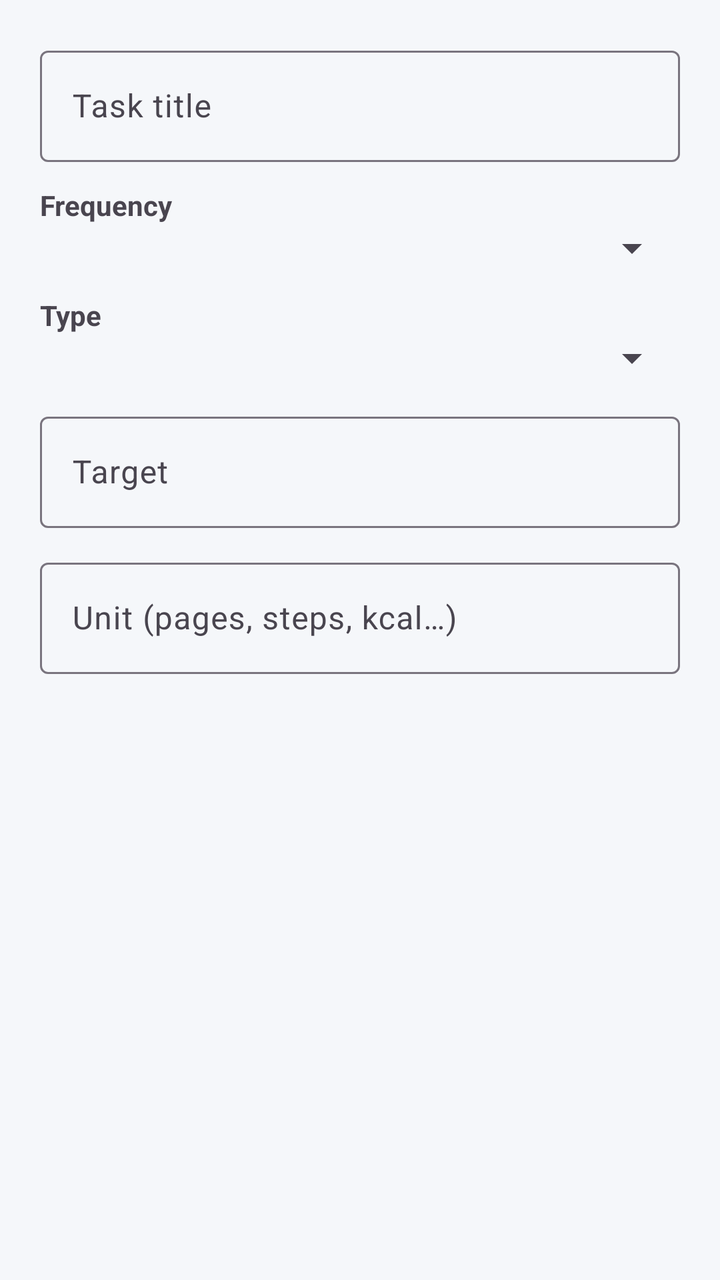
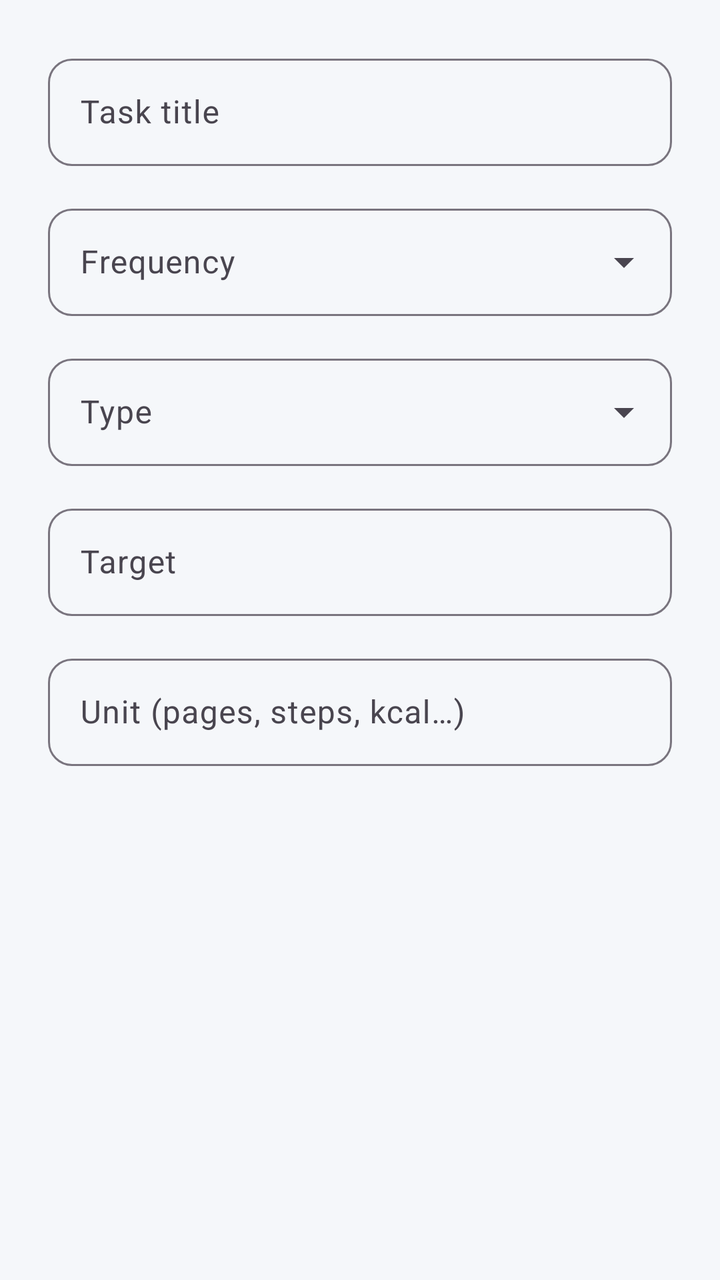

Two renders of the same Android screen: before a commit and after it. Below are the layout's source before the change and the commit's diff.
<!-- AndroidManifest.xml: application theme Theme.TakeControl -->
<!-- res/layout/dialog_add_task.xml -->
<?xml version="1.0" encoding="utf-8"?>
<ScrollView xmlns:android="http://schemas.android.com/apk/res/android"
    android:layout_width="match_parent"
    android:layout_height="wrap_content">

    <LinearLayout
        android:layout_width="match_parent"
        android:layout_height="wrap_content"
        android:orientation="vertical"
        android:padding="20dp">

        <com.google.android.material.textfield.TextInputLayout
            android:layout_width="match_parent"
            android:layout_height="wrap_content"
            android:layout_marginBottom="12dp">

            <com.google.android.material.textfield.TextInputEditText
                android:id="@+id/taskTitleInput"
                android:layout_width="match_parent"
                android:layout_height="wrap_content"
                android:hint="@string/task_title" />
        </com.google.android.material.textfield.TextInputLayout>

        <TextView
            android:layout_width="wrap_content"
            android:layout_height="wrap_content"
            android:text="@string/task_frequency"
            android:textStyle="bold" />

        <Spinner
            android:id="@+id/frequencySpinner"
            android:layout_width="match_parent"
            android:layout_height="wrap_content"
            android:layout_marginBottom="12dp" />

        <TextView
            android:layout_width="wrap_content"
            android:layout_height="wrap_content"
            android:text="@string/task_type"
            android:textStyle="bold" />

        <Spinner
            android:id="@+id/typeSpinner"
            android:layout_width="match_parent"
            android:layout_height="wrap_content"
            android:layout_marginBottom="12dp" />

        <com.google.android.material.textfield.TextInputLayout
            android:id="@+id/targetLayout"
            android:layout_width="match_parent"
            android:layout_height="wrap_content"
            android:layout_marginBottom="12dp">

            <com.google.android.material.textfield.TextInputEditText
                android:id="@+id/targetInput"
                android:layout_width="match_parent"
                android:layout_height="wrap_content"
                android:hint="@string/target_value"
                android:inputType="numberDecimal" />
        </com.google.android.material.textfield.TextInputLayout>

        <com.google.android.material.textfield.TextInputLayout
            android:id="@+id/unitLayout"
            android:layout_width="match_parent"
            android:layout_height="wrap_content"
            android:layout_marginBottom="12dp">

            <com.google.android.material.textfield.TextInputEditText
                android:id="@+id/unitInput"
                android:layout_width="match_parent"
                android:layout_height="wrap_content"
                android:hint="@string/unit" />
        </com.google.android.material.textfield.TextInputLayout>
    </LinearLayout>
</ScrollView>
<!-- resources referenced by this layout -->
<resources>
  <string name="target_value">Target</string>
  <string name="task_frequency">Frequency</string>
  <string name="task_title">Task title</string>
  <string name="task_type">Type</string>
  <string name="unit">Unit (pages, steps, kcal…)</string>
  <style name="Theme.TakeControl" parent="Theme.Material3.Light.NoActionBar">
          <item name="colorPrimary">@color/primary</item>
          <item name="colorPrimaryDark">@color/primary_dark</item>
          <item name="colorSecondary">@color/secondary</item>
          <item name="android:statusBarColor">@android:color/transparent</item>
          <item name="android:windowLightStatusBar">false</item>
          <item name="android:windowBackground">@color/background</item>
      </style>
  <color name="primary">#1B5E73</color>
  <color name="primary_dark">#0F3D4D</color>
  <color name="secondary">#4CAF93</color>
  <color name="background">#F5F7FA</color>
</resources>

<!-- the commit's change to res/layout/dialog_add_task.xml (unified diff, before → after) -->
@@ -1,5 +1,6 @@
 <?xml version="1.0" encoding="utf-8"?>
 <ScrollView xmlns:android="http://schemas.android.com/apk/res/android"
+    xmlns:app="http://schemas.android.com/apk/res-auto"
     android:layout_width="match_parent"
     android:layout_height="wrap_content">
 
@@ -7,69 +8,101 @@
         android:layout_width="match_parent"
         android:layout_height="wrap_content"
         android:orientation="vertical"
-        android:padding="20dp">
+        android:padding="24dp">
 
         <com.google.android.material.textfield.TextInputLayout
+            style="@style/Widget.Material3.TextInputLayout.OutlinedBox"
             android:layout_width="match_parent"
             android:layout_height="wrap_content"
-            android:layout_marginBottom="12dp">
+            android:layout_marginBottom="16dp"
+            app:boxCornerRadiusBottomEnd="12dp"
+            app:boxCornerRadiusBottomStart="12dp"
+            app:boxCornerRadiusTopEnd="12dp"
+            app:boxCornerRadiusTopStart="12dp">
 
             <com.google.android.material.textfield.TextInputEditText
                 android:id="@+id/taskTitleInput"
                 android:layout_width="match_parent"
                 android:layout_height="wrap_content"
-                android:hint="@string/task_title" />
+                android:hint="@string/task_title"
+                android:paddingVertical="16dp" />
         </com.google.android.material.textfield.TextInputLayout>
 
-        <TextView
-            android:layout_width="wrap_content"
-            android:layout_height="wrap_content"
-            android:text="@string/task_frequency"
-            android:textStyle="bold" />
-
-        <Spinner
-            android:id="@+id/frequencySpinner"
+        <com.google.android.material.textfield.TextInputLayout
+            style="@style/Widget.Material3.TextInputLayout.OutlinedBox.ExposedDropdownMenu"
             android:layout_width="match_parent"
             android:layout_height="wrap_content"
-            android:layout_marginBottom="12dp" />
+            android:layout_marginBottom="16dp"
+            android:hint="@string/task_frequency"
+            app:boxCornerRadiusBottomEnd="12dp"
+            app:boxCornerRadiusBottomStart="12dp"
+            app:boxCornerRadiusTopEnd="12dp"
+            app:boxCornerRadiusTopStart="12dp">
 
-        <TextView
-            android:layout_width="wrap_content"
-            android:layout_height="wrap_content"
-            android:text="@string/task_type"
-            android:textStyle="bold" />
+            <AutoCompleteTextView
+                android:id="@+id/frequencySpinner"
+                android:layout_width="match_parent"
+                android:layout_height="wrap_content"
+                android:inputType="none"
+                android:paddingVertical="16dp" />
+        </com.google.android.material.textfield.TextInputLayout>
 
-        <Spinner
-            android:id="@+id/typeSpinner"
+        <com.google.android.material.textfield.TextInputLayout
+            style="@style/Widget.Material3.TextInputLayout.OutlinedBox.ExposedDropdownMenu"
             android:layout_width="match_parent"
             android:layout_height="wrap_content"
-            android:layout_marginBottom="12dp" />
+            android:layout_marginBottom="16dp"
+            android:hint="@string/task_type"
+            app:boxCornerRadiusBottomEnd="12dp"
+            app:boxCornerRadiusBottomStart="12dp"
+            app:boxCornerRadiusTopEnd="12dp"
+            app:boxCornerRadiusTopStart="12dp">
+
+            <AutoCompleteTextView
+                android:id="@+id/typeSpinner"
+                android:layout_width="match_parent"
+                android:layout_height="wrap_content"
+                android:inputType="none"
+                android:paddingVertical="16dp" />
+        </com.google.android.material.textfield.TextInputLayout>
 
         <com.google.android.material.textfield.TextInputLayout
             android:id="@+id/targetLayout"
+            style="@style/Widget.Material3.TextInputLayout.OutlinedBox"
             android:layout_width="match_parent"
             android:layout_height="wrap_content"
-            android:layout_marginBottom="12dp">
+            android:layout_marginBottom="16dp"
+            app:boxCornerRadiusBottomEnd="12dp"
+            app:boxCornerRadiusBottomStart="12dp"
+            app:boxCornerRadiusTopEnd="12dp"
+            app:boxCornerRadiusTopStart="12dp">
 
             <com.google.android.material.textfield.TextInputEditText
                 android:id="@+id/targetInput"
                 android:layout_width="match_parent"
                 android:layout_height="wrap_content"
                 android:hint="@string/target_value"
-                android:inputType="numberDecimal" />
+                android:inputType="numberDecimal"
+                android:paddingVertical="16dp" />
         </com.google.android.material.textfield.TextInputLayout>
 
         <com.google.android.material.textfield.TextInputLayout
             android:id="@+id/unitLayout"
+            style="@style/Widget.Material3.TextInputLayout.OutlinedBox"
             android:layout_width="match_parent"
             android:layout_height="wrap_content"
-            android:layout_marginBottom="12dp">
+            android:layout_marginBottom="16dp"
+            app:boxCornerRadiusBottomEnd="12dp"
+            app:boxCornerRadiusBottomStart="12dp"
+            app:boxCornerRadiusTopEnd="12dp"
+            app:boxCornerRadiusTopStart="12dp">
 
             <com.google.android.material.textfield.TextInputEditText
                 android:id="@+id/unitInput"
                 android:layout_width="match_parent"
                 android:layout_height="wrap_content"
-                android:hint="@string/unit" />
+                android:hint="@string/unit"
+                android:paddingVertical="16dp" />
         </com.google.android.material.textfield.TextInputLayout>
     </LinearLayout>
 </ScrollView>
